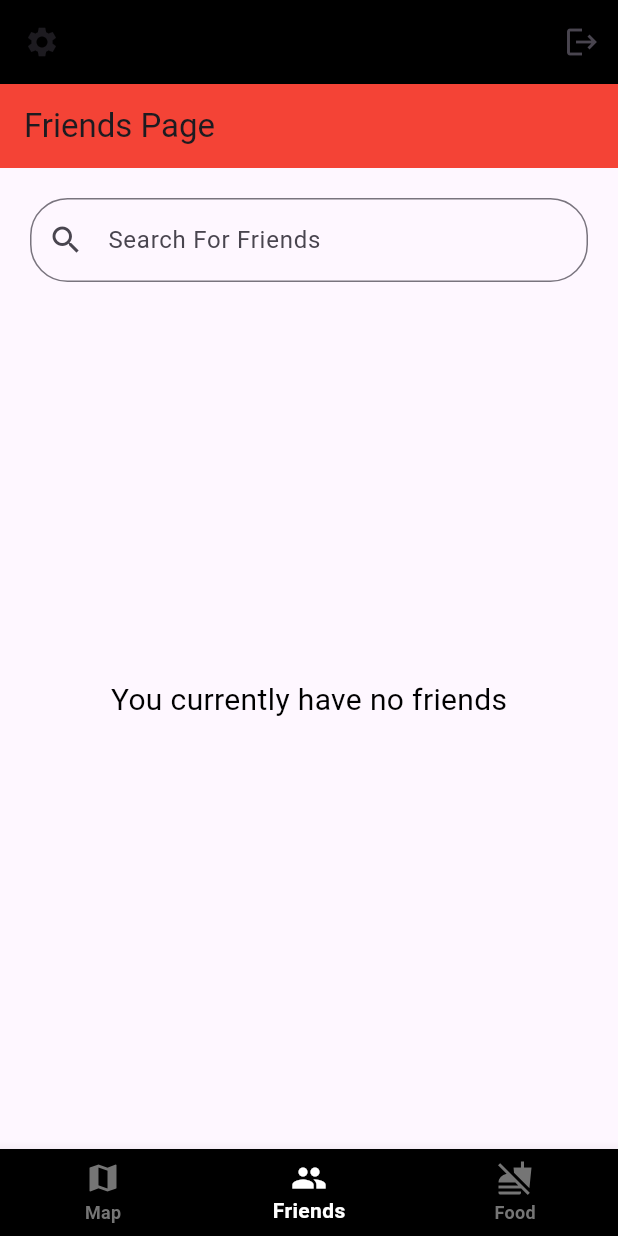
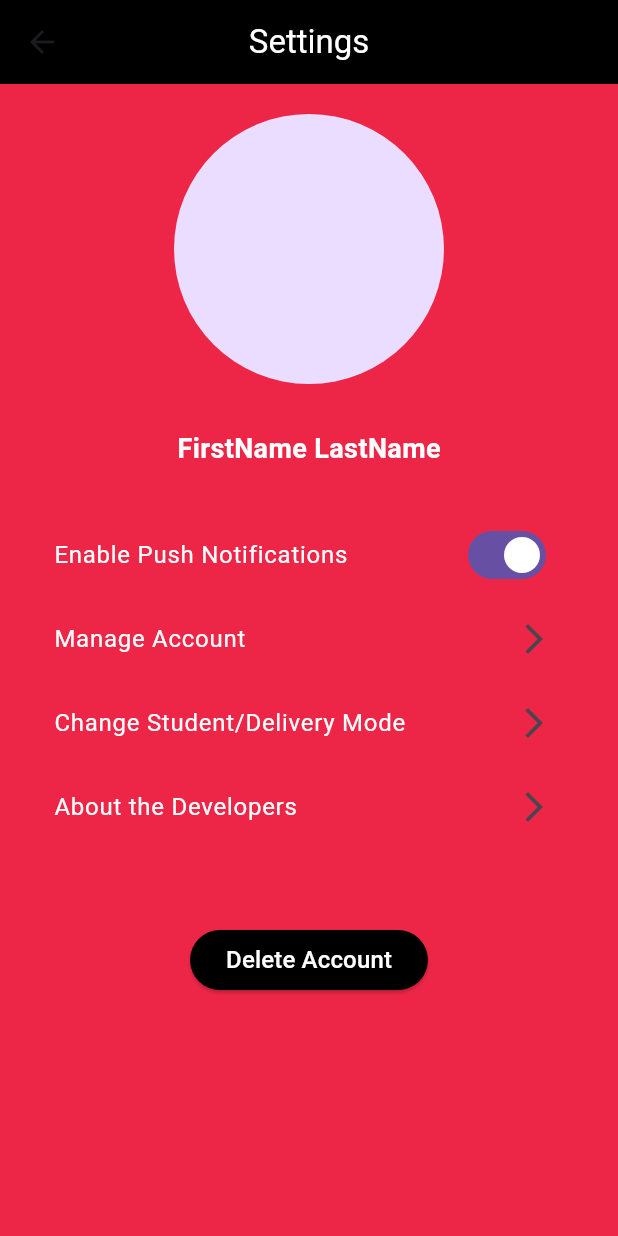
Before and after one commit to LogicErr0r/CSC-3400-Project, a Flutter app: the screen it shows once a user with an empty profile is signed in, item 2 of the bottom bar chosen, after a tap on the "settings" icon, on a phone screen of 412 x 824 dp. Run offline on Flutter 3.47's test engine with Material 3 defaults, Android fonts, the light colour scheme and no system bars; our stand-ins replace cloud_firestore, firebase_auth, firebase_core; accounts and stored records are empty.

Commit message:
Created settingsPage and linked it to the app

```diff
--- a/lib/pages/loginPages/loginPage.dart
+++ b/lib/pages/loginPages/loginPage.dart
@@ -12,9 +12,9 @@ class LoginPage extends StatefulWidget {
 }
 
 class _LoginPageState extends State<LoginPage> {
+
   // text editing controllers
   final emailController = TextEditingController();
-
   final passwordController = TextEditingController();
 
   // sign user in method
--- /dev/null
+++ b/lib/pages/miscPages/settingsPage.dart
@@ -0,0 +1,130 @@
+import 'package:flutter/material.dart';
+
+class SettingsPage extends StatefulWidget {
+  const SettingsPage({super.key});
+
+  @override
+  State<SettingsPage> createState() => _SettingsPageState();
+}
+
+class _SettingsPageState extends State<SettingsPage> with SingleTickerProviderStateMixin {
+  @override
+  Widget build(BuildContext context) {
+    return Scaffold(
+      appBar: AppBar(
+        title: Text(
+          'Settings',
+          style: TextStyle(color: Colors.white), // Make the text white
+        ),
+        centerTitle: true, // Center align the title
+        backgroundColor: Colors.black, // Change the color
+      ),
+      body: Container(
+        padding: const EdgeInsets.all(20.0),
+        color: Color.fromRGBO(237, 38, 71, 1.0), // Change the background color
+        child: Column(
+          crossAxisAlignment: CrossAxisAlignment.center,
+          children: <Widget>[
+            // User Profile Picture
+            CircleAvatar(
+              radius: 90,
+              //backgroundImage: AssetImage('assets/profile_picture.jpg'), // Provide your image path here
+            ),
+            SizedBox(height: 30),
+
+            // User's Name
+            Text(
+              'FirstName LastName', // Your generic name here
+              style: TextStyle(
+                fontSize: 18,
+                fontWeight: FontWeight.bold,
+                color: Colors.white,
+              ),
+            ),
+            SizedBox(height: 30),
+
+            // Settings 1 - Push Notifications
+            ListTile(
+              title:
+                Text(
+                  'Enable Push Notifications', // Your generic name here
+                  style: TextStyle(
+                  color: Colors.white,
+                ),
+              ),
+              trailing: Switch(
+                value: true, // Change this value based on user settings
+                onChanged: (bool value) {
+                  setState(() {
+                    // Update the state based on user interaction
+                  });
+                },
+              ),
+            ),
+
+            // Settings 2 - Manage Account
+            ListTile(
+              title:
+                Text(
+                  'Manage Account', // Your generic name here
+                  style: TextStyle(
+                  color: Colors.white,
+                ),
+              ),
+              trailing: Icon(Icons.arrow_forward_ios), // Add an icon for navigation if needed
+              onTap: () {
+                // Handle navigation to account management page
+              },
+            ),
+
+            // Settings 3 - Change Student/Delivery Mode
+            ListTile(
+              title:
+                Text(
+                  'Change Student/Delivery Mode', // Your generic name here
+                  style: TextStyle(
+                  color: Colors.white,
+                ),
+              ),
+              trailing: Icon(Icons.arrow_forward_ios), // Add an icon for navigation if needed
+              onTap: () {
+                // Handle navigation to mode change page
+              },
+            ),
+
+            // Settings 4 - About the developers
+            ListTile(
+              title:
+                Text(
+                  'About the Developers', // Your generic name here
+                  style: TextStyle(
+                  color: Colors.white,
+                ),
+              ),
+              trailing: Icon(Icons.arrow_forward_ios), // Add an icon for navigation if needed
+              onTap: () {
+                // Handle navigation to about page
+              },
+            ),
+
+            // Settings 5 - Delete Account
+            SizedBox(height: 50),
+            ElevatedButton(
+              style: ElevatedButton.styleFrom(
+                primary: Colors.black, // Background color
+                onPrimary: Colors.white, // Text color
+              ),
+              onPressed: () {
+                // Handle account deletion
+              },
+              child: Text(
+                'Delete Account',
+                style: TextStyle(fontSize: 16),
+              ),
+            ),
+          ],
+        ),
+      ),
+    );
+  }
+}
--- a/lib/pages/navPages/friendsPage.dart
+++ b/lib/pages/navPages/friendsPage.dart
@@ -1,6 +1,8 @@
 import 'package:flutter/material.dart';
 
 class FriendsPage extends StatefulWidget {
+  const FriendsPage({super.key});
+
   @override
   _FriendsPageState createState() => _FriendsPageState();
 }
@@ -13,17 +15,17 @@ class _FriendsPageState extends State<FriendsPage> {
   Widget build(BuildContext context) {
     return Scaffold(
       appBar: AppBar(
-        title: Text('Friends Page'),
+        title: const Text('Friends Page'),
         backgroundColor: Colors.red,
       ),
       body: Container(
-        padding: EdgeInsets.all(20.0),
+        padding: const EdgeInsets.all(20.0),
         child: Column(
           children: <Widget>[
             // Search bar
             TextField(
               controller: _filter,
-              decoration: InputDecoration(
+              decoration: const InputDecoration(
                 labelText: 'Search For Friends',
                 prefixIcon: Icon(Icons.search),
                 border: OutlineInputBorder(
@@ -31,7 +33,7 @@ class _FriendsPageState extends State<FriendsPage> {
                 ),
               ),
             ),
-            Expanded(
+            const Expanded(
               child: Center(
                 child: Text(
                   'You currently have no friends',
--- a/lib/pages/navPages/homePage.dart
+++ b/lib/pages/navPages/homePage.dart
@@ -2,6 +2,7 @@ import 'package:flutter/material.dart';
 import 'package:firebase_auth/firebase_auth.dart';
 import 'package:mocsmunchv2/pages/loginPages/authPage.dart';
 import 'package:mocsmunchv2/pages/navPages/friendsPage.dart';
+import 'package:mocsmunchv2/pages/miscPages/settingsPage.dart';
 
 class HomePage extends StatefulWidget {
   const HomePage({Key? key}) : super(key: key);
@@ -23,15 +24,19 @@ class _HomePageState extends State<HomePage> {
 
   void goToSettingsPage() {
     // Navigate to settings page
+    Navigator.push(
+      context,
+      MaterialPageRoute(builder: (context) => const SettingsPage()),
+    );
   }
 
   int _selectedIndex = 0;
 
   // Removed 'static const' from _pages list
   final List<Widget> _pages = [
-    Text('Interactive Map here'), // Example Page
-    FriendsPage(), //Friends Page
-    Text('All Food Menu Tabs here'), // Example Page
+    const Text('Interactive Map here'), // Example Page
+    const FriendsPage(), //Friends Page
+    const Text('All Food Menu Tabs here'), // Example Page
   ];
 
   void _onItemTapped(int index) {
```
